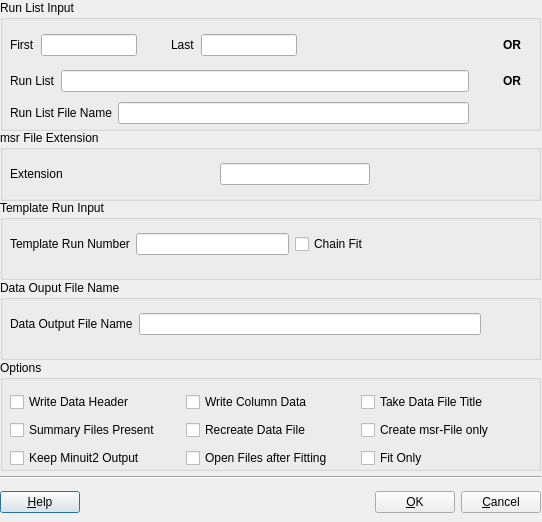
Qt form src/musredit/forms/PMsr2DataDialog.ui (aPeter1/musrfit-fork) before a commit.
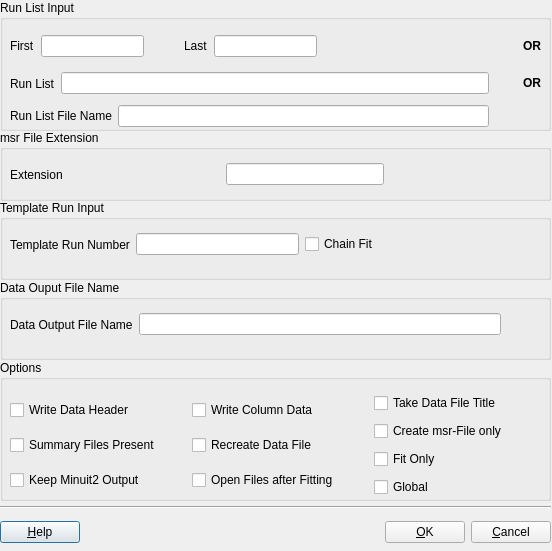
The same form after that commit. Icons and pictures are not drawn.

Commit message: added the 'global' option to msr2data GUI from within musrgui/musredit

What changed in the file:
```diff
--- a/src/musredit/forms/PMsr2DataDialog.ui
+++ b/src/musredit/forms/PMsr2DataDialog.ui
@@ -6,8 +6,8 @@
    <rect>
     <x>0</x>
     <y>0</y>
-    <width>542</width>
-    <height>522</height>
+    <width>552</width>
+    <height>551</height>
    </rect>
   </property>
   <property name="windowTitle">
@@ -22,7 +22,7 @@
     <rect>
      <x>0</x>
      <y>0</y>
-     <width>541</width>
+     <width>551</width>
      <height>131</height>
     </rect>
    </property>
@@ -46,8 +46,8 @@
      <rect>
       <x>10</x>
       <y>30</y>
-      <width>511</width>
-      <height>94</height>
+      <width>531</width>
+      <height>97</height>
      </rect>
     </property>
     <layout class="QVBoxLayout" name="verticalLayout_2">
@@ -195,7 +195,7 @@
     <rect>
      <x>0</x>
      <y>130</y>
-     <width>541</width>
+     <width>551</width>
      <height>71</height>
     </rect>
    </property>
@@ -207,8 +207,8 @@
      <rect>
       <x>10</x>
       <y>30</y>
-      <width>511</width>
-      <height>28</height>
+      <width>531</width>
+      <height>29</height>
      </rect>
     </property>
     <layout class="QHBoxLayout" name="horizontalLayout_5">
@@ -256,7 +256,7 @@
     <rect>
      <x>0</x>
      <y>200</y>
-     <width>541</width>
+     <width>551</width>
      <height>80</height>
     </rect>
    </property>
@@ -268,8 +268,8 @@
      <rect>
       <x>10</x>
       <y>30</y>
-      <width>511</width>
-      <height>28</height>
+      <width>531</width>
+      <height>29</height>
      </rect>
     </property>
     <layout class="QHBoxLayout" name="horizontalLayout_6">
@@ -311,7 +311,7 @@
     <rect>
      <x>0</x>
      <y>280</y>
-     <width>541</width>
+     <width>551</width>
      <height>80</height>
     </rect>
    </property>
@@ -323,8 +323,8 @@
      <rect>
       <x>10</x>
       <y>30</y>
-      <width>511</width>
-      <height>28</height>
+      <width>531</width>
+      <height>29</height>
      </rect>
     </property>
     <layout class="QHBoxLayout" name="horizontalLayout_7">
@@ -362,20 +362,20 @@
     <rect>
      <x>0</x>
      <y>360</y>
-     <width>541</width>
-     <height>111</height>
+     <width>551</width>
+     <height>141</height>
     </rect>
    </property>
    <property name="title">
     <string>Options</string>
    </property>
-   <widget class="QWidget" name="layoutWidget">
+   <widget class="QWidget" name="">
     <property name="geometry">
      <rect>
       <x>10</x>
-      <y>30</y>
-      <width>521</width>
-      <height>81</height>
+      <y>31</y>
+      <width>540</width>
+      <height>108</height>
      </rect>
     </property>
     <layout class="QHBoxLayout" name="horizontalLayout_8">
@@ -452,6 +452,13 @@
          </property>
         </widget>
        </item>
+       <item>
+        <widget class="QCheckBox" name="fGlobal_checkBox">
+         <property name="text">
+          <string>Global</string>
+         </property>
+        </widget>
+       </item>
       </layout>
      </item>
     </layout>
@@ -461,8 +468,8 @@
    <property name="geometry">
     <rect>
      <x>0</x>
-     <y>470</y>
-     <width>541</width>
+     <y>500</y>
+     <width>551</width>
      <height>51</height>
     </rect>
    </property>
```
Left out of the diff: 91 changed lines with no effect on the pictures. The commit also changes 10 other files.
